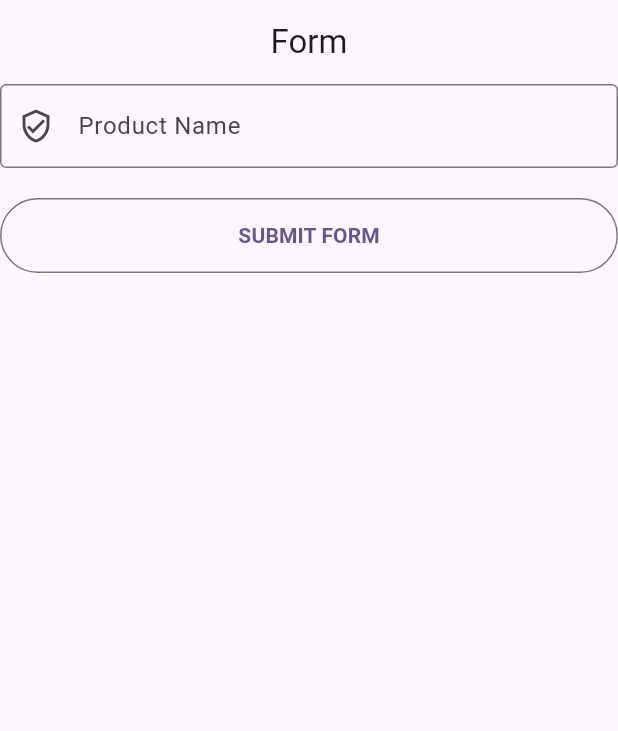
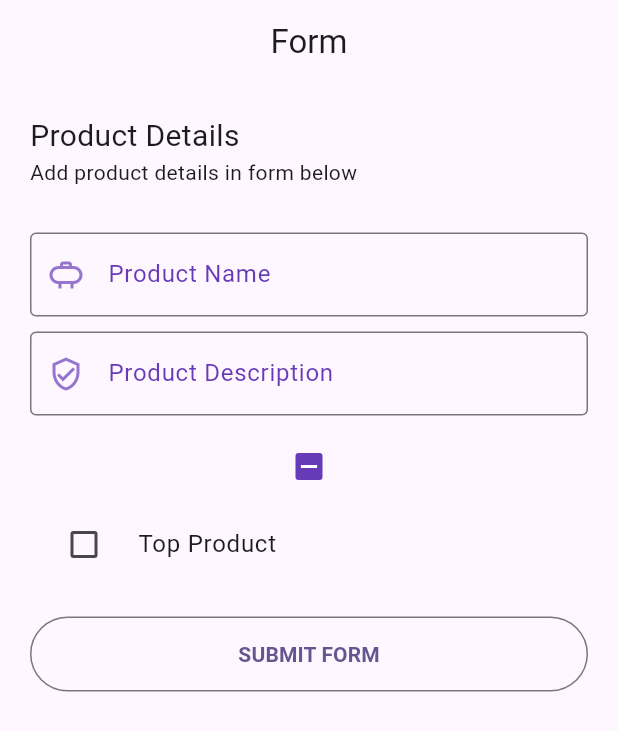
Before and after one commit to Chelsey20/flutter_reviewer, a Flutter app: the MyForm screen opened directly, on a phone screen of 412 x 824 dp. Shown: the top 731 px of the screen. Run offline on Flutter 3.47's test engine with Material 3 defaults, Android fonts, the light colour scheme and no system bars; our stand-ins replace flutter_svg.

Commit message:
Checkbox() and CheckboxListTile()

```diff
--- a/lib/dart_reviewer/main_dart_reviewer.dart
+++ b/lib/dart_reviewer/main_dart_reviewer.dart
@@ -1,6 +1,10 @@
 
 void main(){
-  loopingSample();
+  addNumber(a: 2, b: 10);
+}
+
+void addNumber({ int a = 0, required int b}){
+  print('total is ${a+b}');
 }
 
 
--- /dev/null
+++ b/lib/flutter_experiment/checkbox_checkboxlisttile_widget/forms_1.dart
@@ -0,0 +1 @@
+// TODO Implement this library.
--- a/lib/navigate_new_new_screen/details.dart
+++ b/lib/navigate_new_new_screen/details.dart
@@ -1,14 +1,16 @@
 import 'package:flutter/material.dart';
 
 class Details extends StatelessWidget {
-  Details({super.key, required this.productName});
+  Details({super.key, required this.productName, required this.productName2});
 
   String productName;
+  String productName2;
 
   @override
   Widget build(BuildContext context) {
     return Scaffold(
       appBar: AppBar(
+      // title: Text('${int.parse(productName2) + int.parse(productName)}'),
         title: Text(productName),
         leading: IconButton(onPressed: (){
           Navigator.pop(context);
--- a/lib/navigate_new_new_screen/form.dart
+++ b/lib/navigate_new_new_screen/form.dart
@@ -10,7 +10,10 @@ class MyForm extends StatefulWidget {
 
 class _MyFormState extends State<MyForm> {
   final _productController = TextEditingController();
+  final _productDesController = TextEditingController();
+  final _productController2 = TextEditingController();
 
+  bool? _checkBox, _listTileCheckBox = false;
 
   @override
   void dispose() {
@@ -25,36 +28,90 @@ class _MyFormState extends State<MyForm> {
           title: const Text("Form"),
           centerTitle: true,
         ),
-      body: ListView(
+        body: Container(
+          padding: const EdgeInsets.all(20.0),
+          child: ListView(
             children: [
-          TextFormField(
-            // onChanged: (val){
-            //   _updateText(val);
-            // },
-            controller: _productController,
-            decoration: const InputDecoration(
-              labelText: 'Product Name',
-              prefixIcon: Icon(Icons.verified_user_outlined),
-              border: OutlineInputBorder()
+              // TextFormField(
+              //   // onChanged: (val){
+              //   //   _updateText(val);
+              //   // },
+              //   controller: _productController,
+              //   decoration: const InputDecoration(
+              //     labelText: 'Product Name',
+              //     prefixIcon: Icon(Icons.verified_user_outlined),
+              //     border: OutlineInputBorder()
+              //   ),
+              // ),
+              // TextFormField(
+              //   // onChanged: (val){
+              //   //   _updateText(val);
+              //   // },
+              //   controller: _productController2,
+              //   decoration: const InputDecoration(
+              //     labelText: 'Product Name',
+              //     prefixIcon: Icon(Icons.verified_user_outlined),
+              //     border: OutlineInputBorder()
+              //   ),
+              // ),
+              const Text(
+                "Product Details",
+                style: TextStyle(fontSize: 20.0),
               ),
+              const Text("Add product details in form below"),
+              const SizedBox(height: 30.0),
+              MyTextField(
+                fieldName: "Product Name",
+                myController: _productController,
+                myIcon: Icons.propane_outlined,
+                prefixIconColor: Colors.deepPurple.shade300,
+              ),
+              const SizedBox(height: 10.0),
+              MyTextField(
+                fieldName: "Product Description",
+                myController: _productDesController,
+                prefixIconColor: Colors.deepPurple.shade300,
+              ),
+              const SizedBox(height: 10.0),
+
+              Checkbox(
+                  checkColor: Colors.white,
+                  activeColor: Colors.deepPurple,
+                  tristate: true,
+                  value: _checkBox,
+                  onChanged: (val) {
+                    setState(() {
+                      _checkBox = val;
+                    });
+                  }),
+
+              CheckboxListTile(
+                  value: _listTileCheckBox,
+                  title: const Text("Top Product"),
+                  onChanged: (val) {
+                    setState(() {
+                      _listTileCheckBox = val;
+                    });
+                  },
+                  controlAffinity: ListTileControlAffinity.leading,
               ),
               const SizedBox(height: 20.0),
               myBtn(context),
             ],
-      )
-    );
+          ),
+        ));
   }
 
   OutlinedButton myBtn(BuildContext context) {
     return OutlinedButton(
       style: OutlinedButton.styleFrom(minimumSize: const Size(200, 50)),
       onPressed: () {
-          Navigator.push(
-              context,
-              MaterialPageRoute(builder: (context){
-                return Details(productName: _productController.text,);
-          })
+        Navigator.push(context, MaterialPageRoute(builder: (context) {
+          return Details(
+            productName: _productController.text,
+            productName2: _productController2.text,
           );
+        }));
       },
       child: Text(
         "Submit Form".toUpperCase(),
@@ -63,3 +120,36 @@ class _MyFormState extends State<MyForm> {
     );
   }
 }
+
+class MyTextField extends StatelessWidget {
+  const MyTextField({
+    super.key,
+    required this.fieldName,
+    required this.myController,
+    this.myIcon = Icons.verified_user_outlined,
+    this.prefixIconColor = Colors.blueAccent,
+  });
+
+  final TextEditingController myController;
+  final String fieldName;
+  final IconData myIcon;
+  final Color prefixIconColor;
+
+  @override
+  Widget build(BuildContext context) {
+    return TextFormField(
+      controller: myController,
+      decoration: InputDecoration(
+          labelText: fieldName,
+          prefixIcon: Icon(
+            myIcon,
+            color: prefixIconColor,
+          ),
+          border: const OutlineInputBorder(),
+          focusedBorder: OutlineInputBorder(
+            borderSide: BorderSide(color: Colors.deepPurple.shade300),
+          ),
+          labelStyle: const TextStyle(color: Colors.deepPurple)),
+    );
+  }
+}
```
Lines whose indentation alone changed are shown as unchanged.
